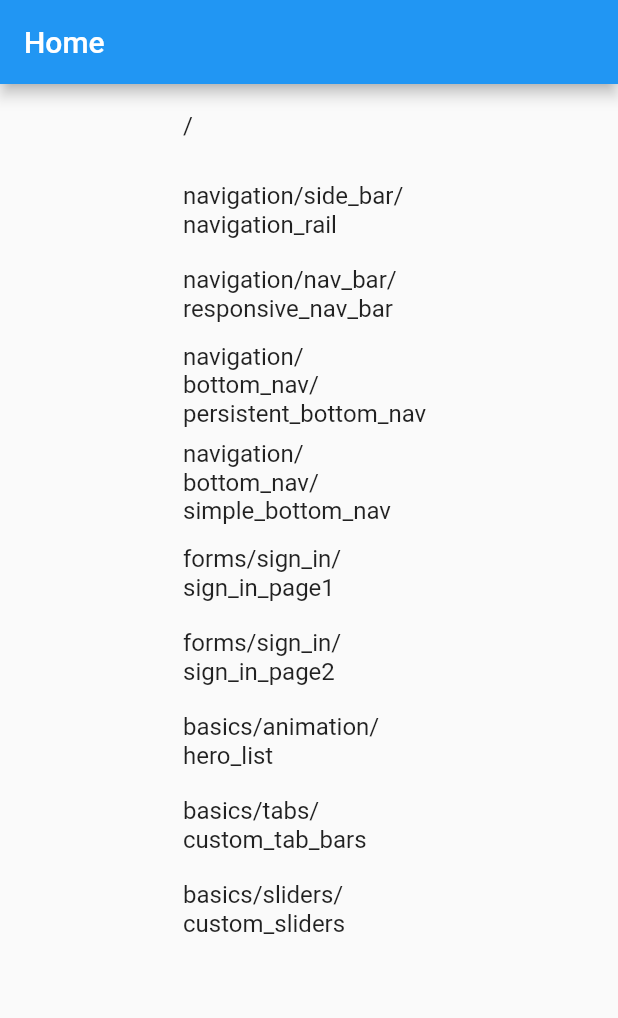
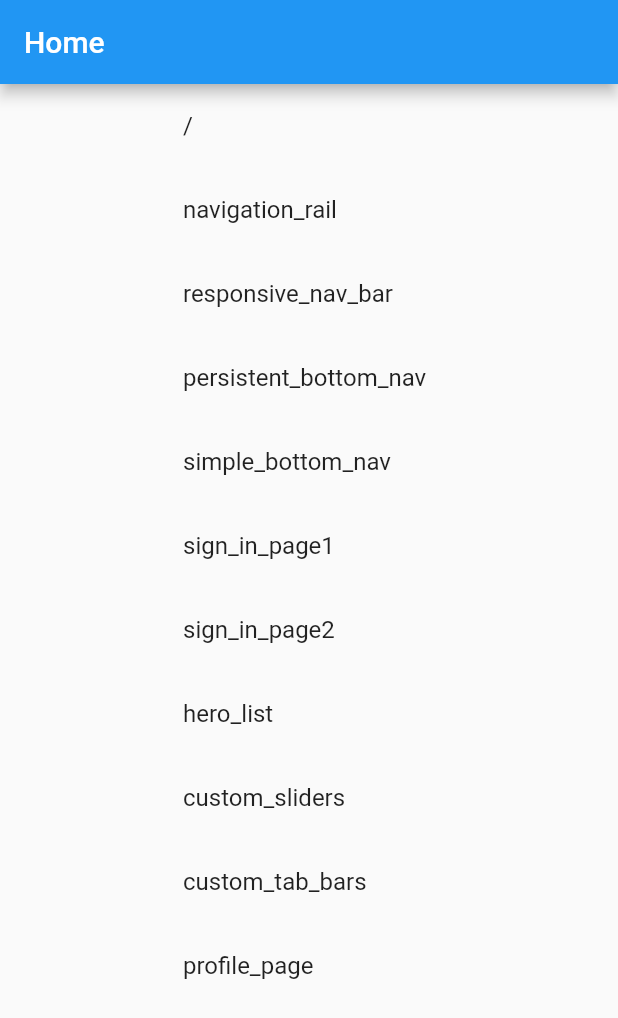
Before and after one commit to fluttertemplates-dev/components, a Flutter app: the screen it shows after launch, on a phone screen of 412 x 824 dp. Shown: the top 1018 px of the screen. Run offline on Flutter 3.47's test engine with Material 2 defaults, Android fonts, the phone set to English and light mode, and no system bars.

Commit message:
added profile page

```diff
--- a/lib/main.dart
+++ b/lib/main.dart
@@ -2,6 +2,7 @@ import 'package:components/components/flutter_basics/animation/hero_listview.dar
 import 'package:components/components/flutter_basics/tabs/custom_tabbars.dart';
 import 'package:components/components/forms/sign_in/sign_in_page1.dart';
 import 'package:components/components/forms/sign_in/sign_in_page2.dart';
+import 'package:components/components/must_haves/profile_page/profile_page_1.dart';
 import 'package:components/components/navigation/bottom_nav/simple_bottom.dart';
 import 'package:flutter/material.dart';
 
@@ -30,15 +31,50 @@ class MyApp extends StatelessWidget {
 
 Map<String, Widget> _components = {
   '/': const _HomePage(),
-  'navigation/side_bar/navigation_rail': const NavigationRailPage(),
-  'navigation/nav_bar/responsive_nav_bar': ResponsiveNavBarPage(),
-  'navigation/bottom_nav/persistent_bottom_nav': PersistentBottomNavPage(),
-  'navigation/bottom_nav/simple_bottom_nav': const SimpleBottomNavigation(),
-  'forms/sign_in/sign_in_page1': const SignInPage1(),
-  'forms/sign_in/sign_in_page2': const SignInPage2(),
-  'basics/animation/hero_list': const HeroListPage(),
-  'basics/tabs/custom_tab_bars': const CustomTabBarsPage(),
-  'basics/sliders/custom_sliders': const CustomSlidersPage(),
+
+  /// Navigation ----
+
+  /// Sidebar
+  'navigation_rail': const NavigationRailPage(),
+
+  /// NavBar
+  'responsive_nav_bar': ResponsiveNavBarPage(),
+
+  /// BottomNav
+  'persistent_bottom_nav': PersistentBottomNavPage(),
+  'simple_bottom_nav': const SimpleBottomNavigation(),
+
+  /// ----
+
+  /// Forms ----
+
+  /// SignIn
+  'sign_in_page1': const SignInPage1(),
+  'sign_in_page2': const SignInPage2(),
+
+  /// ----
+
+  /// Flutter Basics ----
+
+  /// Animation
+  'hero_list': const HeroListPage(),
+
+  /// Sliders
+  'custom_sliders': const CustomSlidersPage(),
+
+  /// Tabs
+  'custom_tab_bars': const CustomTabBarsPage(),
+
+  /// ----
+
+  /// Must Haves ----
+
+  /// Profile Page
+  'profile_page': const ProfilePage1(),
+
+  /// Settings Page
+
+  /// ----
 };
 
 class _HomePage extends StatelessWidget {
```
Also changed, not shown: lib/components/must_haves/profile_page/profile_page_1.dart (added, +172 -0 lines).
